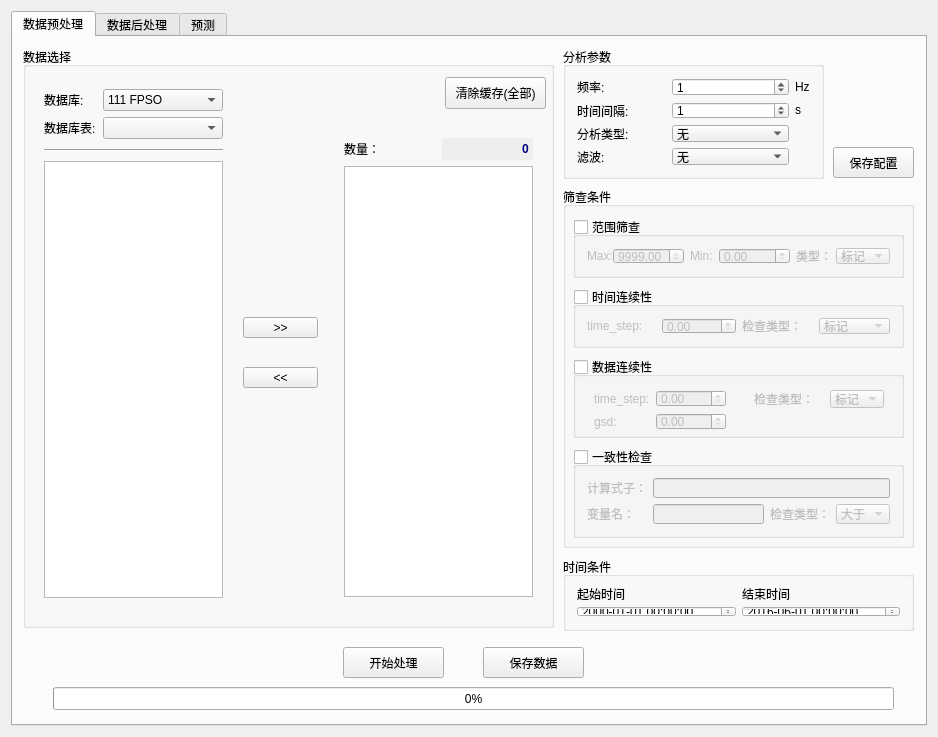
Above: dialog.ui from Q55/windrose before the change. Below: the same form after it.
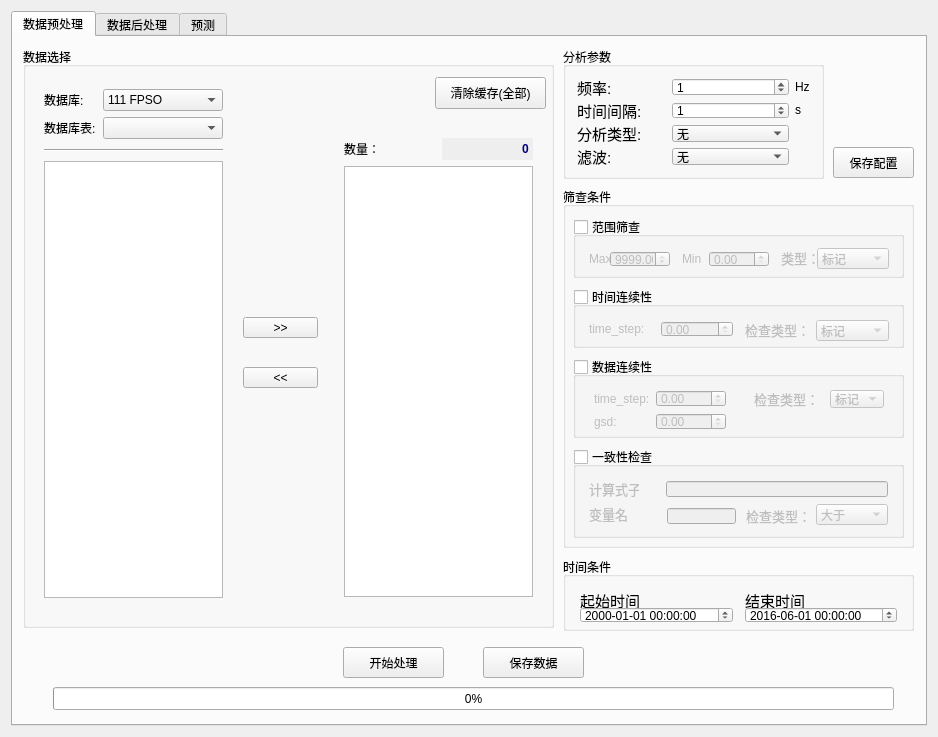
That is the form after the change. The open tabs and pages were chosen to show the change.

The edit to the form file:
```diff
--- a/dialog.ui
+++ b/dialog.ui
@@ -57,6 +57,11 @@
          <layout class="QVBoxLayout" name="verticalLayout_7">
           <item>
            <widget class="QLabel" name="label_4">
+            <property name="font">
+             <font>
+              <pointsize>11</pointsize>
+             </font>
+            </property>
             <property name="text">
              <string>频率:</string>
             </property>
@@ -64,6 +69,11 @@
           </item>
           <item>
            <widget class="QLabel" name="label_11">
+            <property name="font">
+             <font>
+              <pointsize>11</pointsize>
+             </font>
+            </property>
             <property name="text">
              <string>时间间隔:</string>
             </property>
@@ -71,6 +81,11 @@
           </item>
           <item>
            <widget class="QLabel" name="label_13">
+            <property name="font">
+             <font>
+              <pointsize>11</pointsize>
+             </font>
+            </property>
             <property name="text">
              <string>分析类型:</string>
             </property>
@@ -78,6 +93,11 @@
           </item>
           <item>
            <widget class="QLabel" name="label_41">
+            <property name="font">
+             <font>
+              <pointsize>11</pointsize>
+             </font>
+            </property>
             <property name="text">
              <string>滤波:</string>
             </property>
@@ -439,9 +459,9 @@
        <widget class="QPushButton" name="pushButton_clear_pre">
         <property name="geometry">
          <rect>
-          <x>422</x>
+          <x>412</x>
           <y>30</y>
-          <width>101</width>
+          <width>111</width>
           <height>32</height>
          </rect>
         </property>
@@ -465,38 +485,64 @@
        <property name="title">
         <string>时间条件</string>
        </property>
-       <layout class="QGridLayout" name="gridLayout_2">
-        <item row="0" column="0">
-         <layout class="QHBoxLayout" name="horizontalLayout_38">
-          <item>
-           <layout class="QVBoxLayout" name="verticalLayout">
-            <item>
              <widget class="QLabel" name="label_14">
+        <property name="geometry">
+         <rect>
+          <x>17</x>
+          <y>35</y>
+          <width>153</width>
+          <height>16</height>
+         </rect>
+        </property>
+        <property name="font">
+         <font>
+          <pointsize>11</pointsize>
+         </font>
+        </property>
               <property name="text">
                <string>起始时间</string>
               </property>
              </widget>
-            </item>
-            <item>
              <widget class="QDateTimeEdit" name="dateTimeEdit_startTime">
+        <property name="geometry">
+         <rect>
+          <x>17</x>
+          <y>50</y>
+          <width>153</width>
+          <height>16</height>
+         </rect>
+        </property>
               <property name="displayFormat">
                <string>yyyy-MM-dd HH:mm:ss</string>
               </property>
              </widget>
-            </item>
-           </layout>
-          </item>
-          <item>
-           <layout class="QVBoxLayout" name="verticalLayout_2">
-            <item>
              <widget class="QLabel" name="label_15">
+        <property name="geometry">
+         <rect>
+          <x>182</x>
+          <y>35</y>
+          <width>152</width>
+          <height>16</height>
+         </rect>
+        </property>
+        <property name="font">
+         <font>
+          <pointsize>11</pointsize>
+         </font>
+        </property>
               <property name="text">
                <string>结束时间</string>
               </property>
              </widget>
-            </item>
-            <item>
              <widget class="QDateTimeEdit" name="dateTimeEdit_endTime">
+        <property name="geometry">
+         <rect>
+          <x>182</x>
+          <y>50</y>
+          <width>152</width>
+          <height>16</height>
+         </rect>
+        </property>
               <property name="date">
                <date>
                 <year>2016</year>
@@ -508,12 +554,6 @@
                <string>yyyy-MM-dd HH:mm:ss</string>
               </property>
              </widget>
-            </item>
-           </layout>
-          </item>
-         </layout>
-        </item>
-       </layout>
       </widget>
       <widget class="QPushButton" name="pushButton_startDeal">
        <property name="geometry">
@@ -580,14 +620,37 @@
         <property name="checked">
          <bool>false</bool>
         </property>
-        <layout class="QGridLayout" name="gridLayout_7">
-         <item row="0" column="0">
-          <layout class="QHBoxLayout" name="horizontalLayout_5">
-           <property name="spacing">
-            <number>0</number>
-           </property>
-           <item>
+        <widget class="QDoubleSpinBox" name="doubleSpinBox_max">
+         <property name="geometry">
+          <rect>
+           <x>37</x>
+           <y>34</y>
+           <width>60</width>
+           <height>16</height>
+          </rect>
+         </property>
+         <property name="minimumSize">
+          <size>
+           <width>60</width>
+           <height>0</height>
+          </size>
+         </property>
+         <property name="maximum">
+          <double>9999.000000000000000</double>
+         </property>
+         <property name="value">
+          <double>9999.000000000000000</double>
+         </property>
+        </widget>
             <widget class="QLabel" name="label_6">
+         <property name="geometry">
+          <rect>
+           <x>16</x>
+           <y>34</y>
+           <width>21</width>
+           <height>16</height>
+          </rect>
+         </property>
              <property name="font">
               <font>
                <pointsize>9</pointsize>
@@ -597,29 +660,15 @@
               <string>Max:</string>
              </property>
             </widget>
-           </item>
-           <item>
-            <widget class="QDoubleSpinBox" name="doubleSpinBox_max">
-             <property name="minimumSize">
-              <size>
-               <width>60</width>
-               <height>0</height>
-              </size>
-             </property>
-             <property name="maximum">
-              <double>9999.000000000000000</double>
-             </property>
-             <property name="value">
-              <double>9999.000000000000000</double>
-             </property>
-            </widget>
-           </item>
-          </layout>
-         </item>
-         <item row="0" column="1">
-          <layout class="QHBoxLayout" name="horizontalLayout_6">
-           <item>
             <widget class="QLabel" name="label_7">
+         <property name="geometry">
+          <rect>
+           <x>109</x>
+           <y>34</y>
+           <width>19</width>
+           <height>16</height>
+          </rect>
+         </property>
              <property name="font">
               <font>
                <pointsize>9</pointsize>
@@ -629,9 +678,15 @@
               <string>Min:</string>
              </property>
             </widget>
-           </item>
-           <item>
             <widget class="QDoubleSpinBox" name="doubleSpinBox_min">
+         <property name="geometry">
+          <rect>
+           <x>136</x>
+           <y>34</y>
+           <width>60</width>
+           <height>16</height>
+          </rect>
+         </property>
              <property name="minimumSize">
               <size>
                <width>60</width>
@@ -645,23 +700,33 @@
               <double>0.000000000000000</double>
              </property>
             </widget>
-           </item>
-          </layout>
-         </item>
-         <item row="0" column="2">
-          <layout class="QHBoxLayout" name="horizontalLayout_7">
-           <property name="spacing">
-            <number>0</number>
-           </property>
-           <item>
             <widget class="QLabel" name="label_8">
+         <property name="geometry">
+          <rect>
+           <x>208</x>
+           <y>33</y>
+           <width>39</width>
+           <height>16</height>
+          </rect>
+         </property>
+         <property name="font">
+          <font>
+           <pointsize>10</pointsize>
+          </font>
+         </property>
              <property name="text">
               <string>类型：</string>
              </property>
             </widget>
-           </item>
-           <item>
             <widget class="QComboBox" name="comboBox_rangeFilterCheckType">
+         <property name="geometry">
+          <rect>
+           <x>244</x>
+           <y>31</y>
+           <width>72</width>
+           <height>21</height>
+          </rect>
+         </property>
              <item>
               <property name="text">
                <string>标记</string>
@@ -673,10 +738,6 @@
               </property>
              </item>
             </widget>
-           </item>
-          </layout>
-         </item>
-        </layout>
        </widget>
        <widget class="QGroupBox" name="groupBox_timeCont">
         <property name="geometry">
@@ -696,21 +757,28 @@
         <property name="checked">
          <bool>false</bool>
         </property>
-        <layout class="QGridLayout" name="gridLayout_6">
-         <item row="0" column="0">
-          <layout class="QHBoxLayout" name="horizontalLayout_17">
-           <property name="spacing">
-            <number>0</number>
-           </property>
-           <item>
             <widget class="QLabel" name="label_44">
+         <property name="geometry">
+          <rect>
+           <x>16</x>
+           <y>34</y>
+           <width>72</width>
+           <height>16</height>
+          </rect>
+         </property>
              <property name="text">
               <string>time_step:</string>
              </property>
             </widget>
-           </item>
-           <item>
             <widget class="QDoubleSpinBox" name="doubleSpinBox_timeContTimeStep">
+         <property name="geometry">
+          <rect>
+           <x>88</x>
+           <y>34</y>
+           <width>72</width>
+           <height>16</height>
+          </rect>
+         </property>
              <property name="minimumSize">
               <size>
                <width>70</width>
@@ -718,20 +786,33 @@
               </size>
              </property>
             </widget>
-           </item>
-          </layout>
-         </item>
-         <item row="0" column="1">
-          <layout class="QHBoxLayout" name="horizontalLayout_8">
-           <item>
             <widget class="QLabel" name="label_47">
+         <property name="geometry">
+          <rect>
+           <x>172</x>
+           <y>35</y>
+           <width>66</width>
+           <height>16</height>
+          </rect>
+         </property>
+         <property name="font">
+          <font>
+           <pointsize>10</pointsize>
+          </font>
+         </property>
              <property name="text">
               <string>检查类型：</string>
              </property>
             </widget>
-           </item>
-           <item>
             <widget class="QComboBox" name="comboBox_timeContCheckType">
+         <property name="geometry">
+          <rect>
+           <x>243</x>
+           <y>33</y>
+           <width>73</width>
+           <height>21</height>
+          </rect>
+         </property>
              <item>
               <property name="text">
                <string>标记</string>
@@ -743,10 +824,6 @@
               </property>
              </item>
             </widget>
-           </item>
-          </layout>
-         </item>
-        </layout>
        </widget>
        <widget class="QGroupBox" name="groupBox_interConsis">
         <property name="geometry">
@@ -766,44 +843,53 @@
         <property name="checked">
          <bool>false</bool>
         </property>
-        <layout class="QGridLayout" name="gridLayout_4">
-         <item row="0" column="0">
-          <layout class="QVBoxLayout" name="verticalLayout_8">
-           <item>
-            <widget class="QLabel" name="label_51">
-             <property name="text">
-              <string>计算式子：</string>
-             </property>
-            </widget>
-           </item>
-           <item>
-            <widget class="QLabel" name="label_53">
-             <property name="text">
-              <string>变量名：</string>
-             </property>
-            </widget>
-           </item>
-          </layout>
-         </item>
-         <item row="0" column="1">
-          <layout class="QVBoxLayout" name="verticalLayout_24">
-           <item>
-            <widget class="QLineEdit" name="lineEdit_preFormula"/>
-           </item>
-           <item>
-            <layout class="QHBoxLayout" name="horizontalLayout_4">
-             <item>
-              <widget class="QLineEdit" name="lineEdit_preVarName"/>
-             </item>
-             <item>
+        <widget class="QLineEdit" name="lineEdit_preFormula">
+         <property name="geometry">
+          <rect>
+           <x>93</x>
+           <y>34</y>
+           <width>222</width>
+           <height>16</height>
+          </rect>
+         </property>
+        </widget>
+        <widget class="QLineEdit" name="lineEdit_preVarName">
+         <property name="geometry">
+          <rect>
+           <x>94</x>
+           <y>61</y>
+           <width>69</width>
+           <height>16</height>
+          </rect>
+         </property>
+        </widget>
               <widget class="QLabel" name="label_52">
+         <property name="geometry">
+          <rect>
+           <x>173</x>
+           <y>61</y>
+           <width>65</width>
+           <height>16</height>
+          </rect>
+         </property>
+         <property name="font">
+          <font>
+           <pointsize>10</pointsize>
+          </font>
+         </property>
                <property name="text">
                 <string>检查类型：</string>
                </property>
               </widget>
-             </item>
-             <item>
               <widget class="QComboBox" name="comboBox_interConsisCheckType">
+         <property name="geometry">
+          <rect>
+           <x>243</x>
+           <y>57</y>
+           <width>72</width>
+           <height>21</height>
+          </rect>
+         </property>
                <item>
                 <property name="text">
                  <string>大于</string>
@@ -820,12 +906,42 @@
                 </property>
                </item>
               </widget>
-             </item>
-            </layout>
-           </item>
-          </layout>
-         </item>
-        </layout>
+        <widget class="QLabel" name="label_51">
+         <property name="geometry">
+          <rect>
+           <x>16</x>
+           <y>34</y>
+           <width>50</width>
+           <height>16</height>
+          </rect>
+         </property>
+         <property name="font">
+          <font>
+           <pointsize>10</pointsize>
+          </font>
+         </property>
+         <property name="text">
+          <string>计算式子：</string>
+         </property>
+        </widget>
+        <widget class="QLabel" name="label_53">
+         <property name="geometry">
+          <rect>
+           <x>16</x>
+           <y>59</y>
+           <width>40</width>
+           <height>16</height>
+          </rect>
+         </property>
+         <property name="font">
+          <font>
+           <pointsize>10</pointsize>
+          </font>
+         </property>
+         <property name="text">
+          <string>变量名：</string>
+         </property>
+        </widget>
        </widget>
        <widget class="QGroupBox" name="groupBox_rangeCont">
         <property name="geometry">
@@ -871,6 +987,11 @@
                 <height>16777215</height>
                </size>
               </property>
+              <property name="font">
+               <font>
+                <pointsize>10</pointsize>
+               </font>
+              </property>
               <property name="text">
                <string>检查类型：</string>
               </property>
```
Left out of the diff: 352 changed lines with no effect on the pictures. Lines whose indentation alone changed are shown as unchanged.
